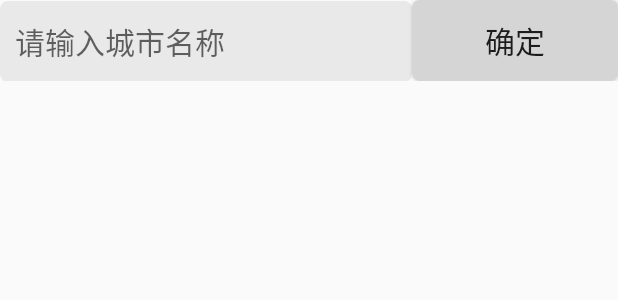
After one commit to fawner/Weather, an Android app: the layout activity_set.xml on its own in the app's theme, with its tools: preview values and no code run, on a phone screen of 412 x 824 dp. The commit adds this screen. Shown: the top 300 px of the screen. Run offline under Robolectric (Android 15) with nearby library versions, the phone set to English and light mode, and no system bars.

Commit message:
完成界面与设置界面的逻辑跳转与UI

```diff
--- /dev/null
+++ b/app/src/main/res/drawable/rounded_edit.xml
@@ -0,0 +1,7 @@
+<?xml version="1.0" encoding="utf-8"?>
+<shape xmlns:android="http://schemas.android.com/apk/res/android"
+    android:shape="rectangle" android:padding="0dp">
+    <solid android:color="@color/colorEditText" />
+
+    <corners android:radius="5dp" />
+</shape>
--- /dev/null
+++ b/app/src/main/res/drawable/rounded_send.xml
@@ -0,0 +1,7 @@
+<?xml version="1.0" encoding="utf-8"?>
+<shape xmlns:android="http://schemas.android.com/apk/res/android"
+    android:shape="rectangle" android:padding="0dp">
+    <solid android:color="@color/colorButtonSend" />
+
+    <corners android:radius="5dp" />
+</shape>
--- /dev/null
+++ b/app/src/main/res/layout/activity_set.xml
@@ -0,0 +1,31 @@
+<?xml version="1.0" encoding="utf-8"?>
+<LinearLayout xmlns:android="http://schemas.android.com/apk/res/android"
+    xmlns:tools="http://schemas.android.com/tools"
+    android:layout_width="match_parent"
+    android:layout_height="match_parent"
+    android:orientation="vertical"
+    tools:context="com.fast.weather.SetActivity">
+    <LinearLayout
+        android:layout_width="match_parent"
+        android:layout_height="wrap_content"
+        android:orientation="horizontal">
+        <EditText
+            android:id="@+id/edit_cityName"
+            android:layout_width="match_parent"
+            android:layout_height="54dp"
+            android:hint="@string/edit_cityName_text"
+            android:paddingLeft="10dp"
+            android:background="@drawable/rounded_edit"
+            android:textSize="20sp"
+            android:layout_weight="1" />
+        <Button
+            android:id="@+id/send"
+            android:layout_width="match_parent"
+            android:layout_height="54dp"
+            android:text="@string/send_text"
+            android:textSize="20sp"
+            android:background="@drawable/rounded_send"
+            android:layout_weight="2"/>
+
+    </LinearLayout>
+</LinearLayout>
--- a/app/src/main/res/values/colors.xml
+++ b/app/src/main/res/values/colors.xml
@@ -3,4 +3,8 @@
     <color name="colorPrimary">#3F51B5</color>
     <color name="colorPrimaryDark">#303F9F</color>
     <color name="colorAccent">#FF4081</color>
+
+
+    <color name="colorEditText">#e9e9e9</color>
+    <color name="colorButtonSend">#d5d5d5</color>
 </resources>
--- a/app/src/main/res/values/strings.xml
+++ b/app/src/main/res/values/strings.xml
@@ -1,3 +1,9 @@
 <resources>
     <string name="app_name">天气查询</string>
+    <string name="setActivity">设置</string>
+    <string name="mainActivity">天气</string>
+
+    <string name="edit_cityName_text">请输入城市名称</string>
+    <string name="send_text">确定</string>
+    <string name="CONFIGFILENAME">config</string>
 </resources>
--- a/app/src/main/res/values/styles.xml
+++ b/app/src/main/res/values/styles.xml
@@ -7,5 +7,4 @@
         <item name="colorPrimaryDark">@color/colorPrimaryDark</item>
         <item name="colorAccent">@color/colorAccent</item>
     </style>
-
 </resources>
```
Also changed, not shown: app/src/main/AndroidManifest.xml (+10 -2 lines), app/src/main/java/com/fast/weather/SetActivity.java (added, +13 -0 lines), app/src/main/java/com/fast/weather/SplashActivity.java (added, +47 -0 lines), app/src/main/res/layout/activity_main.xml (+0 -31 lines), app/src/main/res/layout/activity_splash.xml (added, +16 -0 lines), app/src/main/res/mipmap-hdpi/ic_launcher.png, app/src/main/res/mipmap-mdpi/ic_launcher.png, app/src/main/res/mipmap-xhdpi/ic_launcher.png, app/src/main/res/mipmap-xxhdpi/ic_launcher.png, app/src/main/res/mipmap-xxxhdpi/ic_launcher.png.
